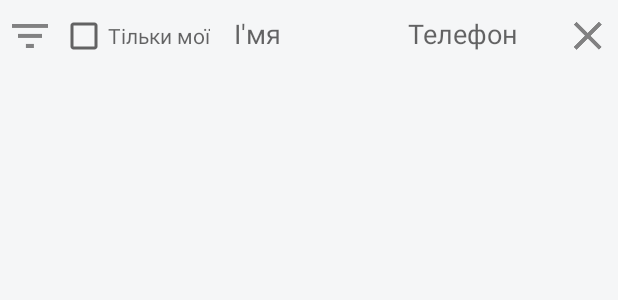
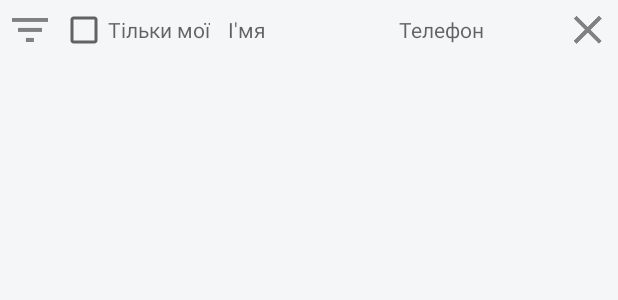
Before and after one commit to ruslanlyalko/ll, an Android app: the layout fragment_contacts.xml on its own in the app's theme, with its tools: preview values and no code run, on a phone screen of 412 x 824 dp. Shown: the top 300 px of the screen. Run offline under Robolectric (Android 15) with nearby library versions, the phone set to English and light mode, and no system bars.

Commit message:
Fixed fiter and contact UI

```diff
--- a/app/src/main/res/layout/card_contact.xml
+++ b/app/src/main/res/layout/card_contact.xml
@@ -39,7 +39,7 @@
                 android:id="@+id/text_name"
                 android:layout_width="match_parent"
                 android:layout_height="wrap_content"
-                android:textSize="20sp"
+                android:textSize="18sp"
                 android:textStyle="bold"
                 tools:text="NAME Surname" />
 
--- a/app/src/main/res/layout/fragment_contacts.xml
+++ b/app/src/main/res/layout/fragment_contacts.xml
@@ -7,20 +7,21 @@
     <LinearLayout
         android:layout_width="match_parent"
         android:layout_height="wrap_content"
+        android:focusableInTouchMode="true"
         android:orientation="vertical">
 
         <LinearLayout
             android:id="@+id/layout_filter"
             android:layout_width="match_parent"
-            android:layout_height="wrap_content"
+            android:layout_height="40dp"
             android:layout_marginBottom="8dp"
-            android:focusableInTouchMode="true"
+            android:baselineAligned="true"
+            android:focusableInTouchMode="false"
             android:orientation="horizontal">
 
             <ImageView
                 android:layout_width="40dp"
                 android:layout_height="40dp"
-                android:layout_marginTop="4dp"
                 android:foreground="?android:attr/selectableItemBackground"
                 android:padding="4dp"
                 android:src="@drawable/ic_filter"
@@ -30,38 +31,41 @@
             <CheckBox
                 android:id="@+id/check_box_my"
                 android:layout_width="wrap_content"
-                android:layout_height="wrap_content"
-                android:hint="@string/hint_my"/>
+                android:layout_height="match_parent"
+                android:layout_marginEnd="4dp"
+                android:hint="@string/hint_my"
+                android:textSize="14sp" />
 
             <EditText
                 android:id="@+id/edit_filter_name"
                 android:layout_width="0dp"
-                android:layout_height="wrap_content"
+                android:layout_height="match_parent"
                 android:layout_weight="1"
                 android:backgroundTint="@android:color/transparent"
                 android:hint="@string/contacts_filter_by_name"
                 android:inputType="textCapWords"
                 android:nextFocusLeft="@+id/edit_filter_name"
                 android:nextFocusUp="@+id/edit_filter_name"
-                android:paddingEnd="8dp"
-                android:paddingStart="16dp" />
+                android:paddingEnd="4dp"
+                android:paddingStart="8dp"
+                android:textSize="14sp" />
 
             <EditText
                 android:id="@+id/edit_filter_phone"
                 android:layout_width="0dp"
-                android:layout_height="wrap_content"
+                android:layout_height="match_parent"
                 android:layout_weight="1"
                 android:backgroundTint="@android:color/transparent"
                 android:hint="@string/contacts_filter_by_phone"
                 android:inputType="phone"
-                android:paddingEnd="8dp"
-                android:paddingStart="16dp" />
+                android:paddingEnd="4dp"
+                android:paddingStart="8dp"
+                android:textSize="14sp" />
 
             <ImageView
                 android:id="@+id/image_clear"
                 android:layout_width="40dp"
                 android:layout_height="40dp"
-                android:layout_marginTop="4dp"
                 android:foreground="?android:attr/selectableItemBackground"
                 android:padding="4dp"
                 android:src="@drawable/ic_x"
```
